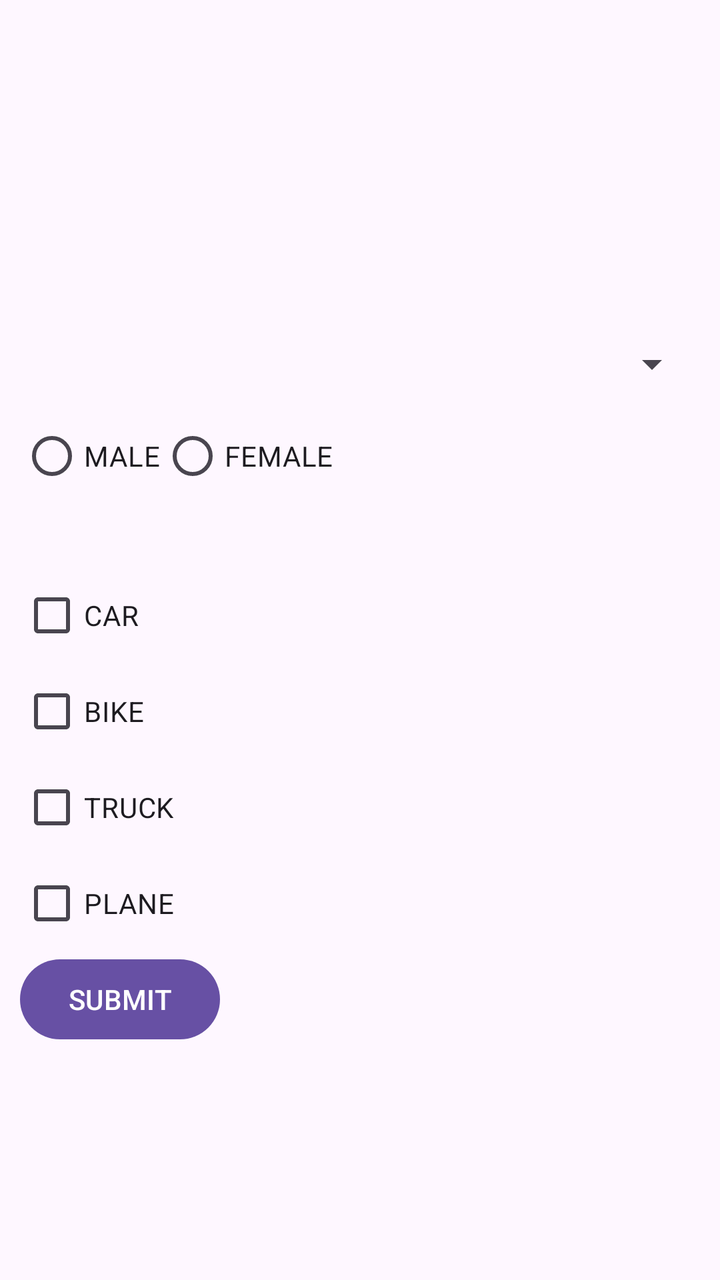
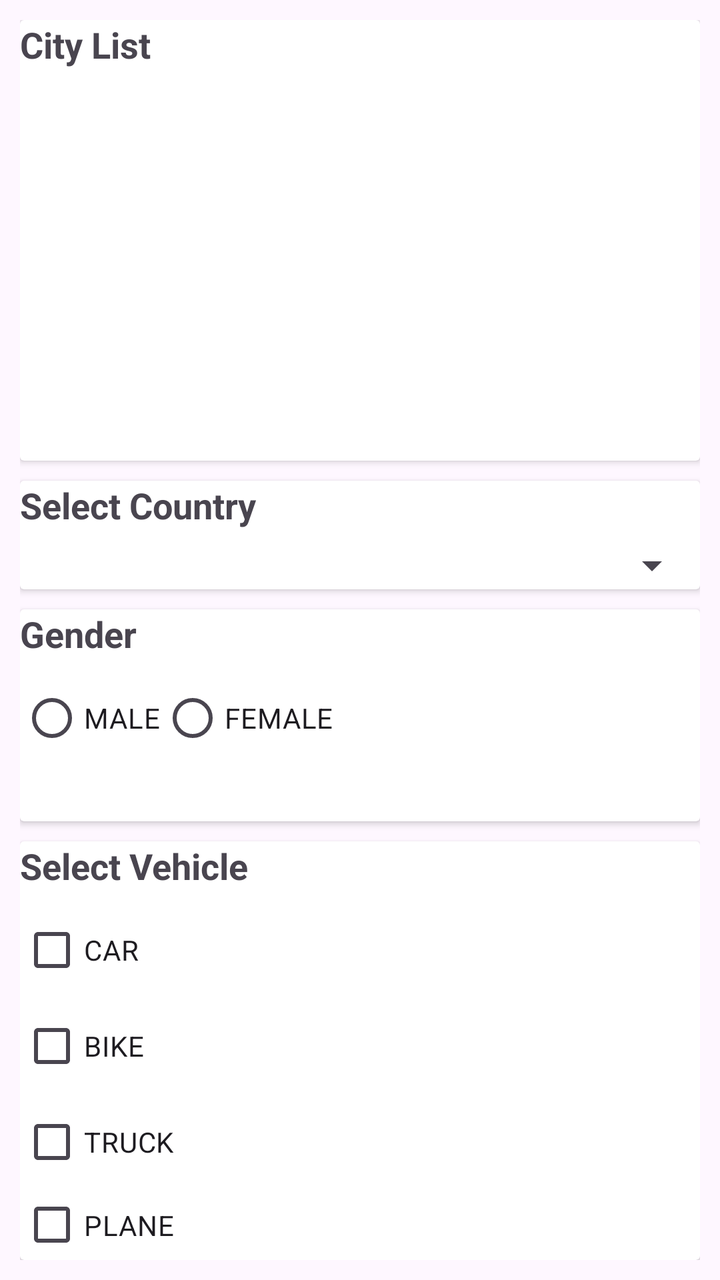

Screens rendered from an Android XML layout before and after an edit, with the pre-edit source and the edit as a unified diff.
<!-- AndroidManifest.xml: application theme Theme.MyApplicationMCA -->
<!-- res/layout/activity_epro2.xml -->
<?xml version="1.0" encoding="utf-8"?>
<LinearLayout xmlns:android="http://schemas.android.com/apk/res/android"
    xmlns:tools="http://schemas.android.com/tools"
    android:id="@+id/main"
    android:layout_width="match_parent"
    android:layout_height="match_parent"
    android:orientation="vertical"
    android:padding="10dp"
    tools:context=".E_pro2">

    
    <ListView
        android:id="@+id/list"
        android:layout_width="match_parent"
        android:layout_height="150dp"
        android:layout_marginBottom="10dp" />

    
    <Spinner
        android:id="@+id/spin"
        android:layout_width="match_parent"
        android:layout_height="wrap_content"
        android:layout_marginBottom="10dp" />

    
    <LinearLayout
        android:layout_width="match_parent"
        android:layout_height="wrap_content"
        android:layout_marginBottom="10dp"
        android:orientation="vertical">

        <RadioGroup
            android:id="@+id/radgrp"
            android:layout_width="wrap_content"
            android:layout_height="wrap_content"
            android:orientation="horizontal">

            <RadioButton
                android:id="@+id/male"
                android:layout_width="wrap_content"
                android:layout_height="wrap_content"
                android:text="MALE" />

            <RadioButton
                android:id="@+id/female"
                android:layout_width="wrap_content"
                android:layout_height="wrap_content"
                android:text="FEMALE" />
        </RadioGroup>

        <TextView
            android:id="@+id/resultprint"
            android:layout_width="match_parent"
            android:layout_height="wrap_content"
            android:textSize="16sp" />
    </LinearLayout>

    
    <LinearLayout
        android:layout_width="match_parent"
        android:layout_height="wrap_content"
        android:orientation="vertical">

        <CheckBox
            android:id="@+id/c1"
            android:layout_width="wrap_content"
            android:layout_height="wrap_content"
            android:text="CAR" />

        <CheckBox
            android:id="@+id/c2"
            android:layout_width="wrap_content"
            android:layout_height="wrap_content"
            android:text="BIKE" />

        <CheckBox
            android:id="@+id/c3"
            android:layout_width="wrap_content"
            android:layout_height="wrap_content"
            android:text="TRUCK" />

        <CheckBox
            android:id="@+id/c4"
            android:layout_width="wrap_content"
            android:layout_height="wrap_content"
            android:text="PLANE" />

        <Button
            android:id="@+id/btnsubmitepro2"
            android:layout_width="wrap_content"
            android:layout_height="wrap_content"
            android:text="SUBMIT" />

        <TextView
            android:id="@+id/txtresult"
            android:layout_width="wrap_content"
            android:layout_height="wrap_content"
            android:textSize="16sp" />
    </LinearLayout>

</LinearLayout>
<!-- resources referenced by this layout -->
<resources>
  <style name="Theme.MyApplicationMCA" parent="Base.Theme.MyApplicationMCA" />
  <style name="Base.Theme.MyApplicationMCA" parent="Theme.Material3.DayNight.NoActionBar">
          
          
      </style>
</resources>

<!-- the commit's change to res/layout/activity_epro2.xml (unified diff, before → after) -->
@@ -1,101 +1,178 @@
 <?xml version="1.0" encoding="utf-8"?>
 <LinearLayout xmlns:android="http://schemas.android.com/apk/res/android"
     xmlns:tools="http://schemas.android.com/tools"
-    android:id="@+id/main"
     android:layout_width="match_parent"
     android:layout_height="match_parent"
     android:orientation="vertical"
+    android:layout_margin="10dp"
     android:padding="10dp"
     tools:context=".E_pro2">
 
-    
-    <ListView
-        android:id="@+id/list"
-        android:layout_width="match_parent"
-        android:layout_height="150dp"
-        android:layout_marginBottom="10dp" />
-
-    
-    <Spinner
-        android:id="@+id/spin"
-        android:layout_width="match_parent"
-        android:layout_height="wrap_content"
-        android:layout_marginBottom="10dp" />
-
-    
-    <LinearLayout
-        android:layout_width="match_parent"
-        android:layout_height="wrap_content"
-        android:layout_marginBottom="10dp"
-        android:orientation="vertical">
-
-        <RadioGroup
-            android:id="@+id/radgrp"
-            android:layout_width="wrap_content"
-            android:layout_height="wrap_content"
-            android:orientation="horizontal">
-
-            <RadioButton
-                android:id="@+id/male"
-                android:layout_width="wrap_content"
-                android:layout_height="wrap_content"
-                android:text="MALE" />
-
-            <RadioButton
-                android:id="@+id/female"
-                android:layout_width="wrap_content"
-                android:layout_height="wrap_content"
-                android:text="FEMALE" />
-        </RadioGroup>
-
-        <TextView
-            android:id="@+id/resultprint"
-            android:layout_width="match_parent"
-            android:layout_height="wrap_content"
-            android:textSize="16sp" />
-    </LinearLayout>
-
-    
     <LinearLayout
         android:layout_width="match_parent"
         android:layout_height="wrap_content"
         android:orientation="vertical">
 
-        <CheckBox
-            android:id="@+id/c1"
-            android:layout_width="wrap_content"
+        <androidx.cardview.widget.CardView
+            android:layout_width="match_parent"
             android:layout_height="wrap_content"
-            android:text="CAR" />
+            android:layout_marginBottom="10dp"
+            android:elevation="6dp"
+            android:padding="10dp">
 
-        <CheckBox
-            android:id="@+id/c2"
-            android:layout_width="wrap_content"
+            <LinearLayout
+                android:layout_width="match_parent"
+                android:layout_height="wrap_content"
+                android:orientation="vertical">
+
+                <TextView
+                    android:layout_width="wrap_content"
+                    android:layout_height="wrap_content"
+                    android:text="City List"
+                    android:textSize="18sp"
+                    android:textStyle="bold"
+                    android:paddingBottom="6dp"/>
+
+                <ListView
+                    android:id="@+id/list"
+                    android:layout_width="match_parent"
+                    android:layout_height="190dp" />
+            </LinearLayout>
+        </androidx.cardview.widget.CardView>
+
+        <androidx.cardview.widget.CardView
+            android:layout_width="match_parent"
             android:layout_height="wrap_content"
-            android:text="BIKE" />
+            android:layout_marginBottom="10dp"
+            android:elevation="6dp"
+            android:padding="10dp">
 
-        <CheckBox
-            android:id="@+id/c3"
-            android:layout_width="wrap_content"
+            <LinearLayout
+                android:layout_width="match_parent"
+                android:layout_height="wrap_content"
+                android:orientation="vertical">
+
+                <TextView
+                    android:layout_width="wrap_content"
+                    android:layout_height="wrap_content"
+                    android:text="Select Country"
+                    android:textSize="18sp"
+                    android:textStyle="bold"
+                    android:paddingBottom="6dp"/>
+
+                <Spinner
+                    android:id="@+id/spin"
+                    android:layout_width="match_parent"
+                    android:layout_height="wrap_content" />
+            </LinearLayout>
+        </androidx.cardview.widget.CardView>
+
+        <androidx.cardview.widget.CardView
+            android:layout_width="match_parent"
             android:layout_height="wrap_content"
-            android:text="TRUCK" />
+            android:layout_marginBottom="10dp"
+            android:elevation="6dp"
+            android:padding="10dp">
 
-        <CheckBox
-            android:id="@+id/c4"
-            android:layout_width="wrap_content"
+            <LinearLayout
+                android:layout_width="match_parent"
+                android:layout_height="wrap_content"
+                android:orientation="vertical">
+
+                <TextView
+                    android:layout_width="wrap_content"
+                    android:layout_height="wrap_content"
+                    android:text="Gender"
+                    android:textSize="18sp"
+                    android:textStyle="bold"
+                    android:paddingBottom="6dp"/>
+
+                <RadioGroup
+                    android:id="@+id/radgrp"
+                    android:layout_width="wrap_content"
+                    android:layout_height="wrap_content"
+                    android:orientation="horizontal">
+
+                    <RadioButton
+                        android:id="@+id/male"
+                        android:layout_width="wrap_content"
+                        android:layout_height="wrap_content"
+                        android:text="MALE" />
+
+                    <RadioButton
+                        android:id="@+id/female"
+                        android:layout_width="wrap_content"
+                        android:layout_height="wrap_content"
+                        android:text="FEMALE" />
+                </RadioGroup>
+
+                <TextView
+                    android:id="@+id/resultprint"
+                    android:layout_width="match_parent"
+                    android:layout_height="wrap_content"
+                    android:textSize="16sp"
+                    android:paddingTop="6dp" />
+            </LinearLayout>
+        </androidx.cardview.widget.CardView>
+        
+        <androidx.cardview.widget.CardView
+            android:layout_width="match_parent"
             android:layout_height="wrap_content"
-            android:text="PLANE" />
+            android:elevation="6dp"
+            android:padding="10dp">
 
-        <Button
-            android:id="@+id/btnsubmitepro2"
-            android:layout_width="wrap_content"
-            android:layout_height="wrap_content"
-            android:text="SUBMIT" />
+            <LinearLayout
+                android:layout_width="match_parent"
+                android:layout_height="wrap_content"
+                android:orientation="vertical">
 
-        <TextView
-            android:id="@+id/txtresult"
-            android:layout_width="wrap_content"
-            android:layout_height="wrap_content"
-            android:textSize="16sp" />
+                <TextView
+                    android:layout_width="wrap_content"
+                    android:layout_height="wrap_content"
+                    android:text="Select Vehicle"
+                    android:textSize="18sp"
+                    android:textStyle="bold"
+                    android:paddingBottom="6dp"/>
+
+                <CheckBox
+                    android:id="@+id/c1"
+                    android:layout_width="wrap_content"
+                    android:layout_height="wrap_content"
+                    android:text="CAR" />
+
+                <CheckBox
+                    android:id="@+id/c2"
+                    android:layout_width="wrap_content"
+                    android:layout_height="wrap_content"
+                    android:text="BIKE" />
+
+                <CheckBox
+                    android:id="@+id/c3"
+                    android:layout_width="wrap_content"
+                    android:layout_height="wrap_content"
+                    android:text="TRUCK" />
+
+                <CheckBox
+                    android:id="@+id/c4"
+                    android:layout_width="wrap_content"
+                    android:layout_height="wrap_content"
+                    android:text="PLANE" />
+
+                <Button
+                    android:id="@+id/btnsubmitepro2"
+                    android:layout_width="wrap_content"
+                    android:layout_height="wrap_content"
+                    android:text="SUBMIT"
+                    android:layout_marginTop="8dp" />
+
+                <TextView
+                    android:id="@+id/txtresult"
+                    android:layout_width="wrap_content"
+                    android:layout_height="wrap_content"
+                    android:textSize="16sp"
+                    android:layout_marginTop="6dp" />
+            </LinearLayout>
+        </androidx.cardview.widget.CardView>
+
     </LinearLayout>
-
 </LinearLayout>
